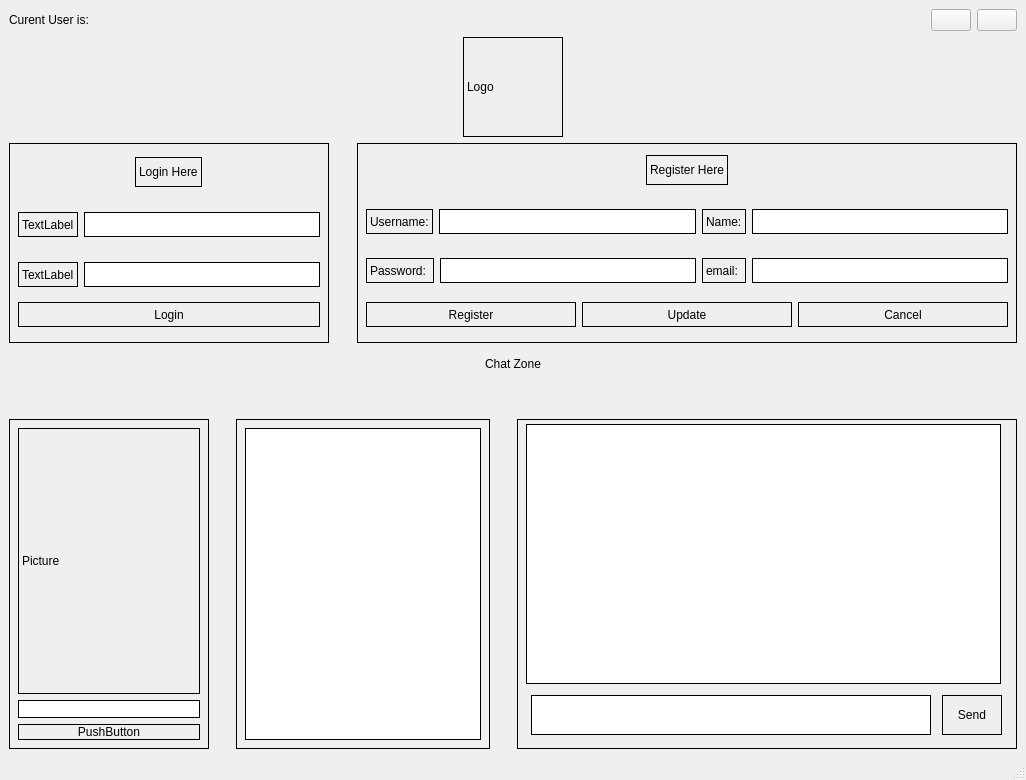
Old version of the form chat_client_interface/chat_home.ui in the repository Oluwasku/ASE_Chat_Application.
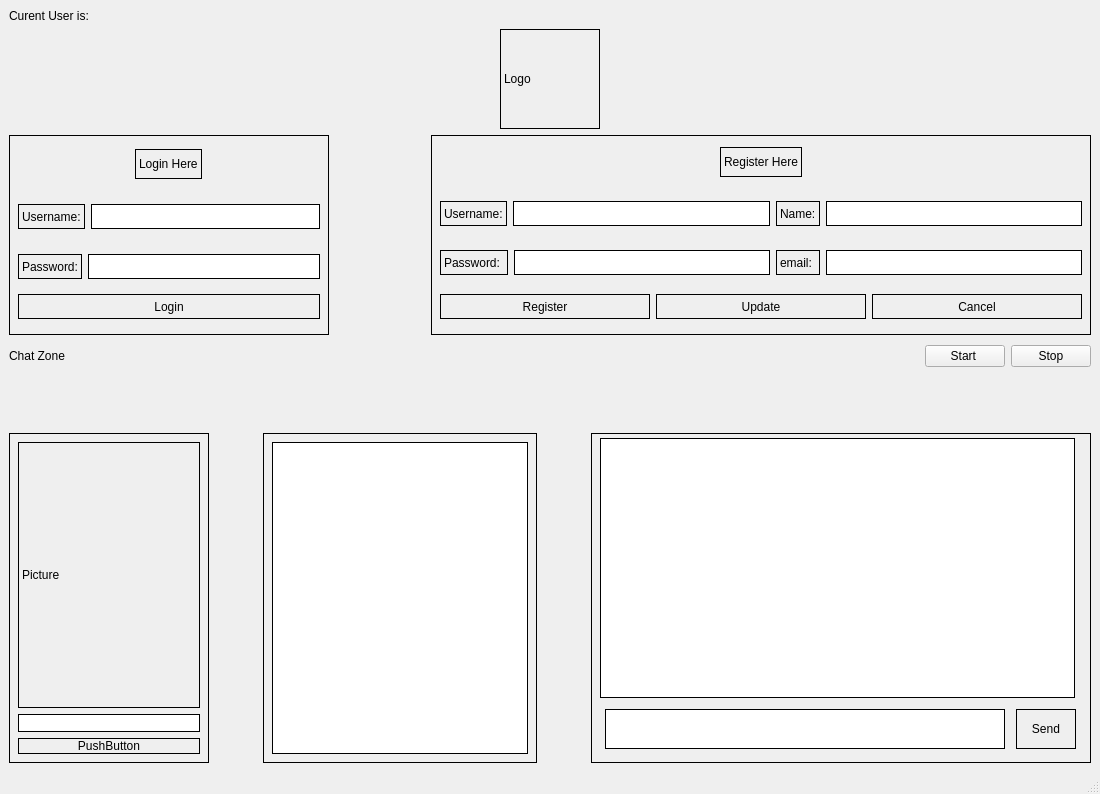
New version of the form.

What changed in the file:
```diff
--- a/chat_client_interface/chat_home.ui
+++ b/chat_client_interface/chat_home.ui
@@ -6,8 +6,8 @@
    <rect>
     <x>0</x>
     <y>0</y>
-    <width>1026</width>
-    <height>780</height>
+    <width>1100</width>
+    <height>794</height>
    </rect>
   </property>
   <property name="sizePolicy">
@@ -30,32 +30,6 @@
         </property>
        </widget>
       </item>
-      <item>
-       <widget class="QPushButton" name="pushButton_2">
-        <property name="sizePolicy">
-         <sizepolicy hsizetype="Fixed" vsizetype="Fixed">
-          <horstretch>0</horstretch>
-          <verstretch>0</verstretch>
-         </sizepolicy>
-        </property>
-        <property name="text">
-         <string/>
-        </property>
-       </widget>
-      </item>
-      <item>
-       <widget class="QPushButton" name="pushButton">
-        <property name="sizePolicy">
-         <sizepolicy hsizetype="Fixed" vsizetype="Fixed">
-          <horstretch>0</horstretch>
-          <verstretch>0</verstretch>
-         </sizepolicy>
-        </property>
-        <property name="text">
-         <string/>
-        </property>
-       </widget>
-      </item>
      </layout>
     </item>
     <item>
@@ -166,7 +140,7 @@
               </size>
              </property>
              <property name="text">
-              <string>TextLabel</string>
+              <string>Username:</string>
              </property>
             </widget>
            </item>
@@ -202,7 +176,7 @@
               </size>
              </property>
              <property name="text">
-              <string>TextLabel</string>
+              <string>Password:</string>
              </property>
             </widget>
            </item>
@@ -482,6 +456,57 @@
         </property>
        </widget>
       </item>
+      <item>
+       <spacer name="horizontalSpacer_4">
+        <property name="orientation">
+         <enum>Qt::Horizontal</enum>
+        </property>
+        <property name="sizeHint" stdset="0">
+         <size>
+          <width>40</width>
+          <height>20</height>
+         </size>
+        </property>
+       </spacer>
+      </item>
+      <item>
+       <widget class="QPushButton" name="pushButton">
+        <property name="sizePolicy">
+         <sizepolicy hsizetype="Fixed" vsizetype="Fixed">
+          <horstretch>0</horstretch>
+          <verstretch>0</verstretch>
+         </sizepolicy>
+        </property>
+        <property name="minimumSize">
+         <size>
+          <width>20</width>
+          <height>20</height>
+         </size>
+        </property>
+        <property name="maximumSize">
+         <size>
+          <width>200</width>
+          <height>16777215</height>
+         </size>
+        </property>
+        <property name="text">
+         <string>Start </string>
+        </property>
+       </widget>
+      </item>
+      <item>
+       <widget class="QPushButton" name="pushButton_2">
+        <property name="sizePolicy">
+         <sizepolicy hsizetype="Fixed" vsizetype="Fixed">
+          <horstretch>0</horstretch>
+          <verstretch>0</verstretch>
+         </sizepolicy>
+        </property>
+        <property name="text">
+         <string>Stop</string>
+        </property>
+       </widget>
+      </item>
      </layout>
     </item>
     <item>
@@ -577,7 +602,11 @@
           </property>
           <layout class="QVBoxLayout" name="verticalLayout_6">
            <item>
-            <widget class="QListView" name="listView"/>
+            <widget class="QListView" name="listView_contacts">
+             <property name="enabled">
+              <bool>true</bool>
+             </property>
+            </widget>
            </item>
           </layout>
          </widget>
@@ -619,7 +648,10 @@
            <item>
             <layout class="QVBoxLayout" name="verticalLayout_3">
              <item>
-              <widget class="QListView" name="listView_2">
+              <widget class="QListView" name="listView_message_out">
+               <property name="enabled">
+                <bool>true</bool>
+               </property>
                <property name="sizePolicy">
                 <sizepolicy hsizetype="Fixed" vsizetype="Fixed">
                  <horstretch>0</horstretch>
@@ -648,7 +680,10 @@
               <number>0</number>
              </property>
              <item>
-              <widget class="QLineEdit" name="lineEdit_5">
+              <widget class="QLineEdit" name="lineEdit_message_in">
+               <property name="enabled">
+                <bool>true</bool>
+               </property>
                <property name="sizePolicy">
                 <sizepolicy hsizetype="Fixed" vsizetype="Fixed">
                  <horstretch>0</horstretch>
@@ -665,6 +700,9 @@
              </item>
              <item>
               <widget class="QPushButton" name="pushButton_send">
+               <property name="enabled">
+                <bool>true</bool>
+               </property>
                <property name="sizePolicy">
                 <sizepolicy hsizetype="Fixed" vsizetype="Fixed">
                  <horstretch>0</horstretch>
```
Left out of the diff: 2 changed lines with no effect on the pictures.
